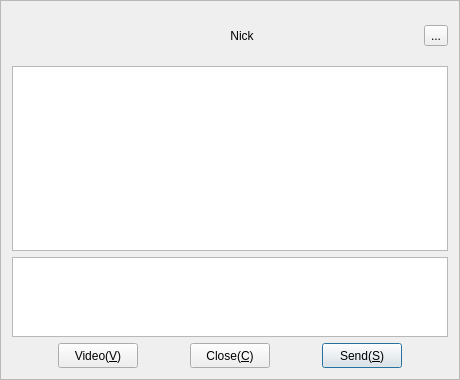
KangLin/RabbitIm, file Widgets/FrmMessage/FrmMessage.ui: the form before one commit.
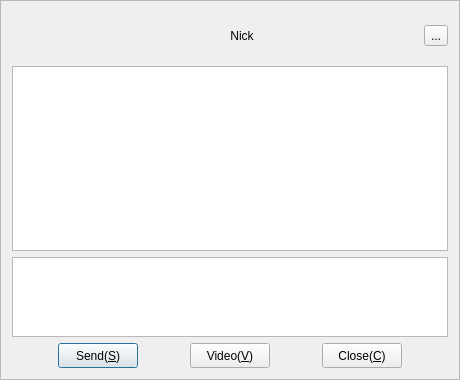
The form after the commit. Icons and pictures are not drawn.

Commit message: 修改消息对话框

```diff
--- a/Widgets/FrmMessage/FrmMessage.ui
+++ b/Widgets/FrmMessage/FrmMessage.ui
@@ -108,6 +108,34 @@
    </item>
    <item row="3" column="0">
     <layout class="QHBoxLayout" name="horizontalLayout">
+     <item>
+      <widget class="QPushButton" name="pbSend">
+       <property name="sizePolicy">
+        <sizepolicy hsizetype="Fixed" vsizetype="Fixed">
+         <horstretch>0</horstretch>
+         <verstretch>0</verstretch>
+        </sizepolicy>
+       </property>
+       <property name="minimumSize">
+        <size>
+         <width>77</width>
+         <height>25</height>
+        </size>
+       </property>
+       <property name="text">
+        <string>Send(&amp;S)</string>
+       </property>
+       <property name="autoDefault">
+        <bool>true</bool>
+       </property>
+       <property name="default">
+        <bool>true</bool>
+       </property>
+       <property name="flat">
+        <bool>false</bool>
+       </property>
+      </widget>
+     </item>
      <item>
       <widget class="QPushButton" name="pbVideo">
        <property name="sizePolicy">
@@ -158,34 +186,6 @@
        </property>
       </widget>
      </item>
-     <item>
-      <widget class="QPushButton" name="pbSend">
-       <property name="sizePolicy">
-        <sizepolicy hsizetype="Fixed" vsizetype="Fixed">
-         <horstretch>0</horstretch>
-         <verstretch>0</verstretch>
-        </sizepolicy>
-       </property>
-       <property name="minimumSize">
-        <size>
-         <width>77</width>
-         <height>25</height>
-        </size>
-       </property>
-       <property name="text">
-        <string>Send(&amp;S)</string>
-       </property>
-       <property name="autoDefault">
-        <bool>true</bool>
-       </property>
-       <property name="default">
-        <bool>true</bool>
-       </property>
-       <property name="flat">
-        <bool>false</bool>
-       </property>
-      </widget>
-     </item>
     </layout>
    </item>
   </layout>
```
Left out of the diff: 12 changed lines with no effect on the pictures. The commit also changes 6 other files.
